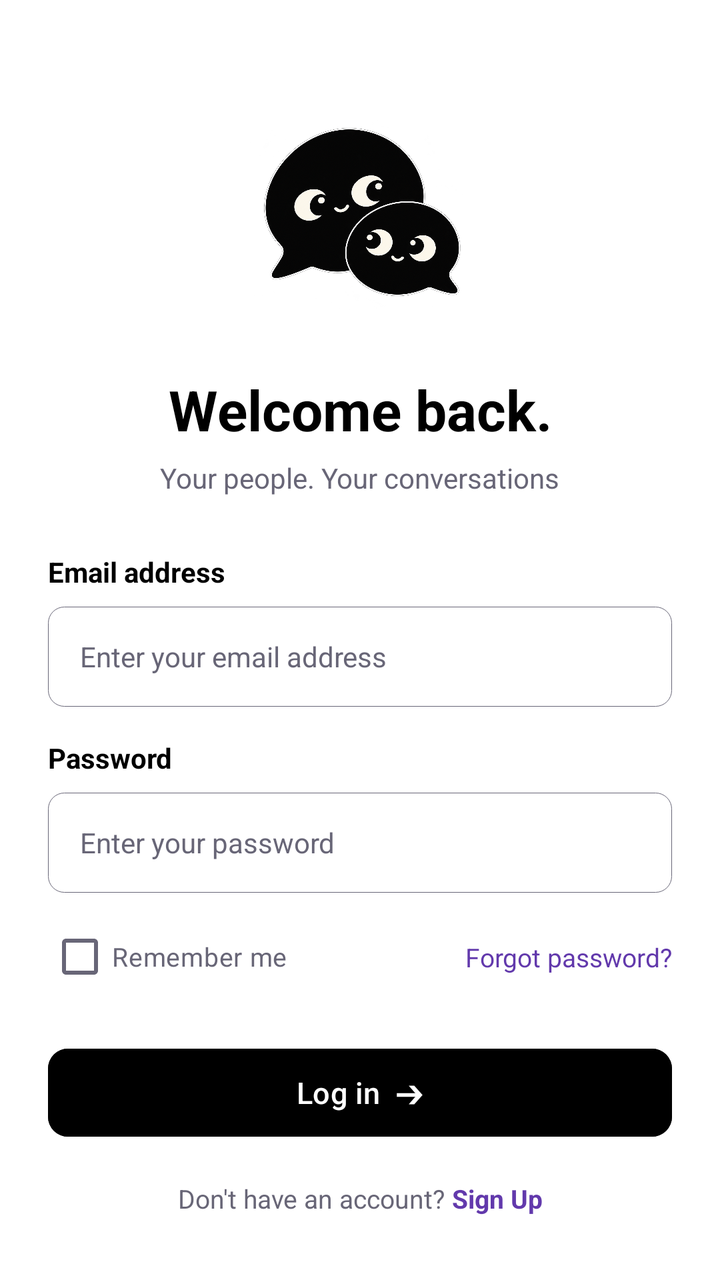
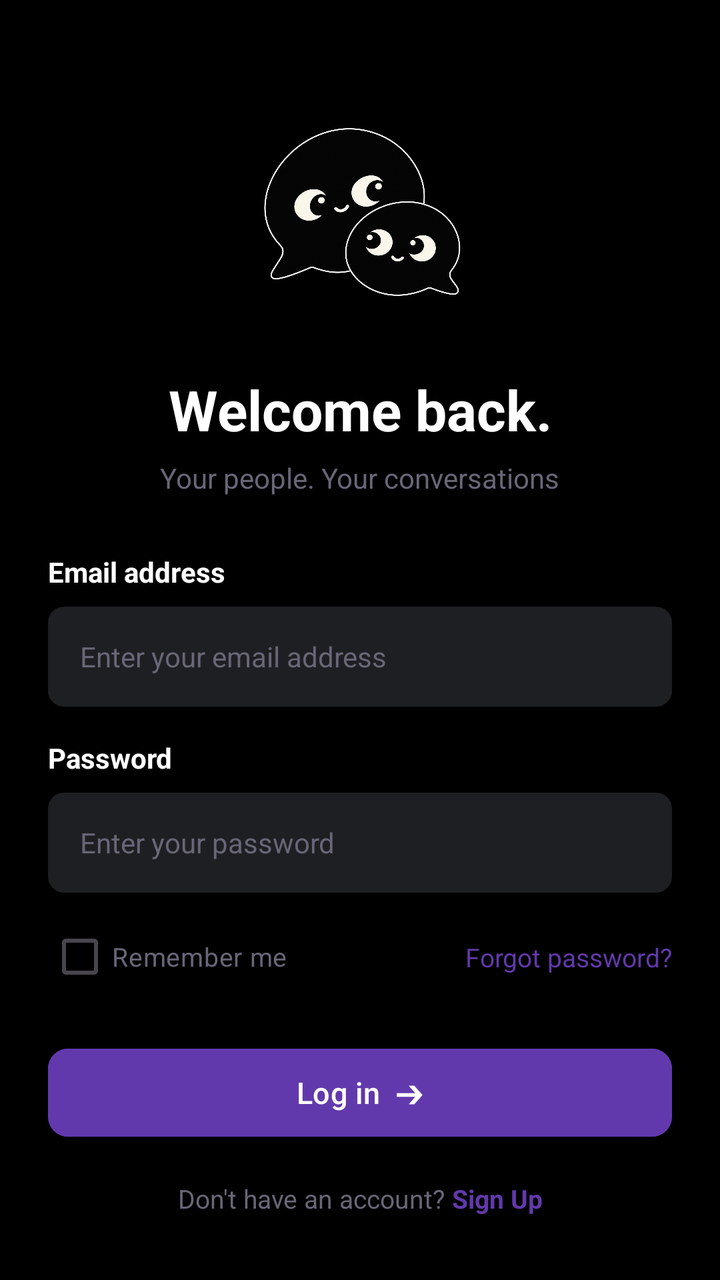

Screens rendered from an Android XML layout before and after an edit, with the pre-edit source and the edit as a unified diff.
<!-- AndroidManifest.xml: application theme Theme.Yappy -->
<!-- res/layout/activity_main.xml -->
<?xml version="1.0" encoding="utf-8"?>
<androidx.constraintlayout.widget.ConstraintLayout xmlns:android="http://schemas.android.com/apk/res/android"
    xmlns:app="http://schemas.android.com/apk/res-auto"
    xmlns:tools="http://schemas.android.com/tools"
    android:layout_width="match_parent"
    android:layout_height="match_parent"
    android:background="@color/white"
    android:paddingHorizontal="24dp"
    android:paddingVertical="32dp">

    <ImageView
        android:id="@+id/ivLogo"
        android:layout_width="110dp"
        android:layout_height="110dp"
        android:layout_marginTop="20dp"
        android:contentDescription="App Logo"
        android:src="@drawable/logo"
        app:layout_constraintEnd_toEndOf="parent"
        app:layout_constraintStart_toStartOf="parent"
        app:layout_constraintTop_toTopOf="parent" />

    <TextView
        android:id="@+id/tvTitle"
        android:layout_width="wrap_content"
        android:layout_height="wrap_content"
        android:layout_marginTop="24dp"
        android:text="Welcome back."
        android:textColor="@color/black"
        android:textSize="28sp"
        android:textStyle="bold"
        app:layout_constraintEnd_toEndOf="parent"
        app:layout_constraintStart_toStartOf="parent"
        app:layout_constraintTop_toBottomOf="@id/ivLogo" />

    <TextView
        android:id="@+id/tvSubtitle"
        android:layout_width="wrap_content"
        android:layout_height="wrap_content"
        android:layout_marginTop="6dp"
        android:text="Your people. Your conversations"
        android:textColor="@color/text"
        android:textSize="14sp"
        app:layout_constraintEnd_toEndOf="parent"
        app:layout_constraintStart_toStartOf="parent"
        app:layout_constraintTop_toBottomOf="@id/tvTitle" />

    <TextView
        android:id="@+id/tvEmailLabel"
        android:layout_width="wrap_content"
        android:layout_height="wrap_content"
        android:layout_marginTop="28dp"
        android:text="Email address"
        android:textColor="@color/black"
        android:textSize="14sp"
        android:textStyle="bold"
        app:layout_constraintStart_toStartOf="parent"
        app:layout_constraintTop_toBottomOf="@id/tvSubtitle" />

    <EditText
        android:id="@+id/etEmail"
        android:layout_width="match_parent"
        android:layout_height="50dp"
        android:layout_marginTop="8dp"
        android:background="@drawable/input_box"
        android:hint="Enter your email address"
        android:inputType="textEmailAddress"
        android:paddingHorizontal="16dp"
        android:textColor="@color/black"
        android:textColorHint="@color/text"
        android:textSize="14sp"
        app:layout_constraintTop_toBottomOf="@id/tvEmailLabel" />

    <TextView
        android:id="@+id/tvPasswordLabel"
        android:layout_width="wrap_content"
        android:layout_height="wrap_content"
        android:layout_marginTop="16dp"
        android:text="Password"
        android:textColor="@color/black"
        android:textSize="14sp"
        android:textStyle="bold"
        app:layout_constraintStart_toStartOf="parent"
        app:layout_constraintTop_toBottomOf="@id/etEmail" />

    <EditText
        android:id="@+id/etPassword"
        android:layout_width="match_parent"
        android:layout_height="50dp"
        android:layout_marginTop="8dp"
        android:background="@drawable/input_box"
        android:hint="Enter your password"
        android:inputType="textPassword"
        android:paddingHorizontal="16dp"
        android:textColor="@color/black"
        android:textColorHint="@color/text"
        android:textSize="14sp"
        app:layout_constraintTop_toBottomOf="@id/tvPasswordLabel" />

    <CheckBox
        android:id="@+id/cbRememberMe"
        android:layout_width="wrap_content"
        android:layout_height="wrap_content"
        android:layout_marginTop="8dp"
        android:buttonTint="@color/text"
        android:text="Remember me"
        android:textColor="@color/text"
        android:textSize="13sp"
        app:layout_constraintStart_toStartOf="parent"
        app:layout_constraintTop_toBottomOf="@id/etPassword" />

    <TextView
        android:id="@+id/forgotPass"
        android:layout_width="wrap_content"
        android:layout_height="wrap_content"
        android:text="Forgot password?"
        android:textColor="@color/purple"
        android:textSize="13sp"
        app:layout_constraintBottom_toBottomOf="@id/cbRememberMe"
        app:layout_constraintEnd_toEndOf="parent"
        app:layout_constraintTop_toTopOf="@id/cbRememberMe" />

    <com.google.android.material.button.MaterialButton
        android:id="@+id/btnLogin"
        android:layout_width="match_parent"
        android:layout_height="52dp"
        android:layout_marginTop="18dp"
        android:backgroundTint="@color/black"
        android:text="Log in  ➔"
        android:textAllCaps="false"
        android:textColor="@color/white"
        android:textSize="15sp"
        app:cornerRadius="10dp"
        app:layout_constraintTop_toBottomOf="@id/cbRememberMe" />

    <View
        android:id="@+id/dividerLeft"
        android:layout_width="0dp"
        android:layout_height="1dp"
        android:layout_marginEnd="12dp"
        android:background="@color/text"
        app:layout_constraintBottom_toBottomOf="@id/tvOrContinue"
        app:layout_constraintEnd_toStartOf="@id/tvOrContinue"
        app:layout_constraintStart_toStartOf="parent"
        app:layout_constraintTop_toTopOf="@id/tvOrContinue" />

    <TextView
        android:id="@+id/tvOrContinue"
        android:layout_width="wrap_content"
        android:layout_height="wrap_content"
        android:layout_marginTop="32dp"
        android:text="Or continue with"
        android:textColor="@color/text"
        android:textSize="12sp"
        app:layout_constraintEnd_toEndOf="parent"
        app:layout_constraintStart_toStartOf="parent"
        app:layout_constraintTop_toBottomOf="@id/btnLogin" />

    <View
        android:id="@+id/dividerRight"
        android:layout_width="0dp"
        android:layout_height="1dp"
        android:layout_marginStart="12dp"
        android:background="@color/text"
        app:layout_constraintBottom_toBottomOf="@id/tvOrContinue"
        app:layout_constraintEnd_toEndOf="parent"
        app:layout_constraintStart_toEndOf="@id/tvOrContinue"
        app:layout_constraintTop_toTopOf="@id/tvOrContinue" />

    <LinearLayout
        android:id="@+id/llSocialButtons"
        android:layout_width="wrap_content"
        android:layout_height="wrap_content"
        android:layout_marginTop="16dp"
        android:gravity="center"
        android:orientation="horizontal"
        app:layout_constraintEnd_toEndOf="parent"
        app:layout_constraintStart_toStartOf="parent"
        app:layout_constraintTop_toBottomOf="@id/tvOrContinue">

        <ImageView
            android:id="@+id/btnGoogle"
            android:layout_width="44dp"
            android:layout_height="44dp"
            android:layout_marginEnd="14dp"
            android:background="@drawable/bg_circle_button"
            android:elevation="1dp"
            android:padding="10dp"
            android:src="@drawable/google_icon" />

        <ImageView
            android:id="@+id/btnApple"
            android:layout_width="44dp"
            android:layout_height="44dp"
            android:layout_marginStart="14dp"
            android:background="@drawable/bg_circle_button"
            android:elevation="1dp"
            android:padding="10dp"
            android:src="@drawable/iphone_icon" />
    </LinearLayout>

    <LinearLayout
        android:layout_width="wrap_content"
        android:layout_height="wrap_content"
        android:gravity="center"
        android:orientation="horizontal"
        app:layout_constraintBottom_toBottomOf="parent"
        app:layout_constraintEnd_toEndOf="parent"
        app:layout_constraintStart_toStartOf="parent">

        <TextView
            android:layout_width="wrap_content"
            android:layout_height="wrap_content"
            android:text="Don't have an account? "
            android:textColor="@color/text"
            android:textSize="13sp" />

        <TextView
            android:id="@+id/signUp"
            android:layout_width="wrap_content"
            android:layout_height="wrap_content"
            android:text="Sign Up"
            android:textColor="@color/purple"
            android:textSize="13sp"
            android:textStyle="bold" />
    </LinearLayout>

</androidx.constraintlayout.widget.ConstraintLayout>
<!-- resources referenced by this layout -->
<resources>
  <color name="black">#FF000000</color>
  <color name="purple">#6239AC</color>
  <color name="text">#686677</color>
  <color name="white">#FFFFFFFF</color>
  <!-- drawable bg_circle_button (drawable) -->
  <?xml version="1.0" encoding="utf-8"?>
  <shape xmlns:android="http://schemas.android.com/apk/res/android"
      android:shape="oval">
      <solid android:color="#FFFFFF" />
      <stroke
          android:width="1dp"
          android:color="#E0E0E0" />
  </shape>
  <!-- drawable google_icon: png bitmap (drawable, 2751 bytes) -->
  <!-- drawable input_box (drawable) -->
  <?xml version="1.0" encoding="utf-8"?>
  <shape xmlns:android="http://schemas.android.com/apk/res/android"
      android:shape="rectangle">
  
      <solid android:color="@color/white" />
  
      <stroke
          android:width="0.41dp"
          android:color="@color/text" />
  
      <corners android:radius="8dp" />
  
  </shape>
  <!-- drawable iphone_icon: png bitmap (drawable, 1415 bytes) -->
  <!-- drawable logo: png bitmap (drawable, 888355 bytes) -->
  <style name="Theme.Yappy" parent="Base.Theme.Yappy" />
  <style name="Base.Theme.Yappy" parent="Theme.Material3.DayNight.NoActionBar">
          
          
      </style>
</resources>

<!-- the commit's change to res/layout/activity_main.xml (unified diff, before → after) -->
@@ -4,7 +4,7 @@
     xmlns:tools="http://schemas.android.com/tools"
     android:layout_width="match_parent"
     android:layout_height="match_parent"
-    android:background="@color/white"
+    android:background="@color/black"
     android:paddingHorizontal="24dp"
     android:paddingVertical="32dp">
 
@@ -25,7 +25,7 @@
         android:layout_height="wrap_content"
         android:layout_marginTop="24dp"
         android:text="Welcome back."
-        android:textColor="@color/black"
+        android:textColor="@color/white"
         android:textSize="28sp"
         android:textStyle="bold"
         app:layout_constraintEnd_toEndOf="parent"
@@ -50,7 +50,7 @@
         android:layout_height="wrap_content"
         android:layout_marginTop="28dp"
         android:text="Email address"
-        android:textColor="@color/black"
+        android:textColor="@color/white"
         android:textSize="14sp"
         android:textStyle="bold"
         app:layout_constraintStart_toStartOf="parent"
@@ -61,11 +61,11 @@
         android:layout_width="match_parent"
         android:layout_height="50dp"
         android:layout_marginTop="8dp"
-        android:background="@drawable/input_box"
+        android:background="@drawable/input_box_2"
         android:hint="Enter your email address"
         android:inputType="textEmailAddress"
         android:paddingHorizontal="16dp"
-        android:textColor="@color/black"
+        android:textColor="@color/white"
         android:textColorHint="@color/text"
         android:textSize="14sp"
         app:layout_constraintTop_toBottomOf="@id/tvEmailLabel" />
@@ -76,7 +76,7 @@
         android:layout_height="wrap_content"
         android:layout_marginTop="16dp"
         android:text="Password"
-        android:textColor="@color/black"
+        android:textColor="@color/white"
         android:textSize="14sp"
         android:textStyle="bold"
         app:layout_constraintStart_toStartOf="parent"
@@ -87,11 +87,11 @@
         android:layout_width="match_parent"
         android:layout_height="50dp"
         android:layout_marginTop="8dp"
-        android:background="@drawable/input_box"
+        android:background="@drawable/input_box_2"
         android:hint="Enter your password"
         android:inputType="textPassword"
         android:paddingHorizontal="16dp"
-        android:textColor="@color/black"
+        android:textColor="@color/white"
         android:textColorHint="@color/text"
         android:textSize="14sp"
         app:layout_constraintTop_toBottomOf="@id/tvPasswordLabel" />
@@ -101,7 +101,6 @@
         android:layout_width="wrap_content"
         android:layout_height="wrap_content"
         android:layout_marginTop="8dp"
-        android:buttonTint="@color/text"
         android:text="Remember me"
         android:textColor="@color/text"
         android:textSize="13sp"
@@ -124,7 +123,7 @@
         android:layout_width="match_parent"
         android:layout_height="52dp"
         android:layout_marginTop="18dp"
-        android:backgroundTint="@color/black"
+        android:backgroundTint="@color/purple"
         android:text="Log in  ➔"
         android:textAllCaps="false"
         android:textColor="@color/white"
<!-- resource entries referenced after the edit -->
@@ -14,19 +14,12 @@
           android:color="#E0E0E0" />
   </shape>
   <!-- drawable google_icon: png bitmap (drawable, 2751 bytes) -->
-  <!-- drawable input_box (drawable) -->
+  <!-- drawable input_box_2 (drawable) -->
   <?xml version="1.0" encoding="utf-8"?>
   <shape xmlns:android="http://schemas.android.com/apk/res/android"
       android:shape="rectangle">
-  
-      <solid android:color="@color/white" />
-  
-      <stroke
-          android:width="0.41dp"
-          android:color="@color/text" />
-  
+      <solid android:color="#1E1F22" />
       <corners android:radius="8dp" />
-  
   </shape>
   <!-- drawable iphone_icon: png bitmap (drawable, 1415 bytes) -->
   <!-- drawable logo: png bitmap (drawable, 888355 bytes) -->
